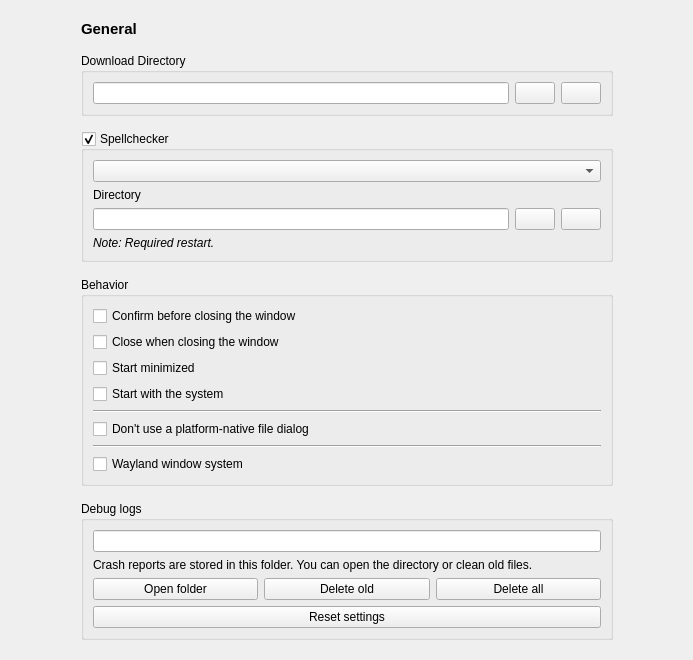
Qt form zapzap/ui/ui_page_general.ui (rafatosta/zapzap) before a commit.
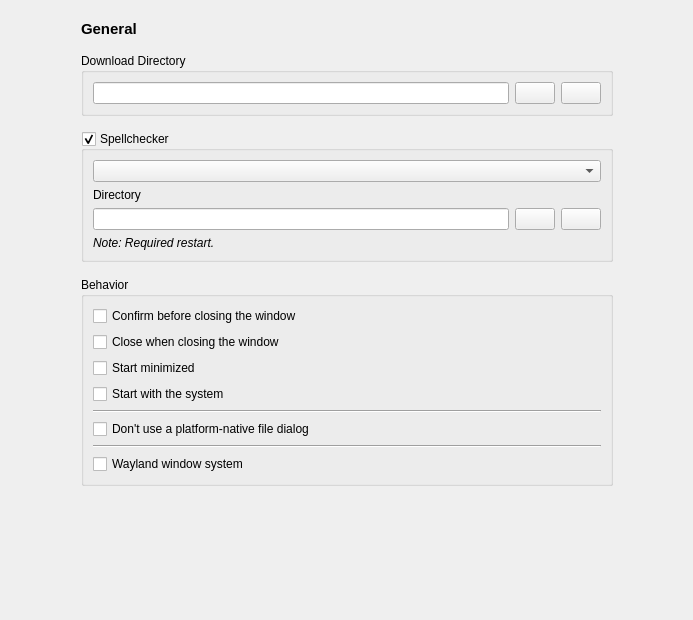
The same form after that commit.

Commit message: Add detailed settings diagnostics page

The edit to the form file:
```diff
--- a/zapzap/ui/ui_page_general.ui
+++ b/zapzap/ui/ui_page_general.ui
@@ -222,64 +222,6 @@
           </layout>
          </widget>
         </item>
-        <item>
-         <widget class="QGroupBox" name="groupBox_debug_logs">
-          <property name="title">
-           <string>Debug logs</string>
-          </property>
-          <layout class="QVBoxLayout" name="verticalLayout_4">
-           <item>
-            <widget class="QLineEdit" name="debug_logs_path">
-             <property name="readOnly">
-              <bool>true</bool>
-             </property>
-            </widget>
-           </item>
-           <item>
-            <widget class="QLabel" name="label_debug_logs_hint">
-             <property name="text">
-              <string>Crash reports are stored in this folder. You can open the directory or clean old files.</string>
-             </property>
-             <property name="wordWrap">
-              <bool>true</bool>
-             </property>
-            </widget>
-           </item>
-           <item>
-           <layout class="QHBoxLayout" name="horizontalLayout_2">
-             <item>
-              <widget class="QPushButton" name="btn_open_debug_logs">
-               <property name="text">
-                <string>Open folder</string>
-               </property>
-              </widget>
-             </item>
-             <item>
-              <widget class="QPushButton" name="btn_delete_old_debug_logs">
-               <property name="text">
-                <string>Delete old</string>
-               </property>
-              </widget>
-             </item>
-             <item>
-              <widget class="QPushButton" name="btn_delete_all_debug_logs">
-               <property name="text">
-                <string>Delete all</string>
-               </property>
-              </widget>
-             </item>
-            </layout>
-           </item>
-           <item>
-            <widget class="QPushButton" name="btn_reset_settings">
-             <property name="text">
-              <string>Reset settings</string>
-             </property>
-            </widget>
-           </item>
-          </layout>
-         </widget>
-        </item>
        </layout>
       </widget>
      </item>
```
The commit also changes 7 other files.
